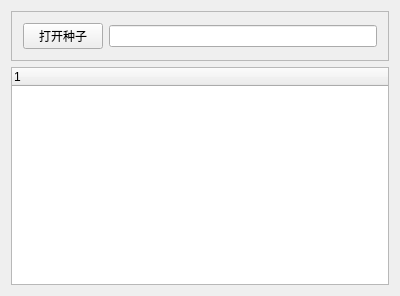
The window that umc_bt/umc_window.ui (UMCTeam/umc_bt) describes before a commit, drawn with Qt 5.
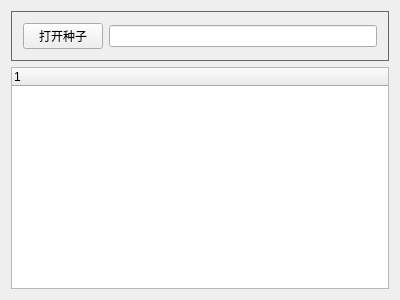
The same window after the commit.

Commit message: update:优化界面

What changed in the file:
```diff
--- a/umc_bt/umc_window.ui
+++ b/umc_bt/umc_window.ui
@@ -13,11 +13,34 @@
     <x>0</x>
     <y>0</y>
     <width>400</width>
-    <height>296</height>
+    <height>300</height>
    </rect>
   </property>
+  <property name="sizePolicy">
+   <sizepolicy hsizetype="Fixed" vsizetype="Fixed">
+    <horstretch>0</horstretch>
+    <verstretch>0</verstretch>
+   </sizepolicy>
+  </property>
+  <property name="minimumSize">
+   <size>
+    <width>400</width>
+    <height>300</height>
+   </size>
+  </property>
+  <property name="maximumSize">
+   <size>
+    <width>400</width>
+    <height>300</height>
+   </size>
+  </property>
   <property name="windowTitle">
-   <string>umc_window</string>
+   <string>种子解析工具</string>
+  </property>
+  <property name="styleSheet">
+   <string notr="true">QFrame#frame {
+	border: 1px solid #666;
+}</string>
   </property>
   <layout class="QVBoxLayout" name="verticalLayout">
    <item>
```
The commit also changes 4 other files.
